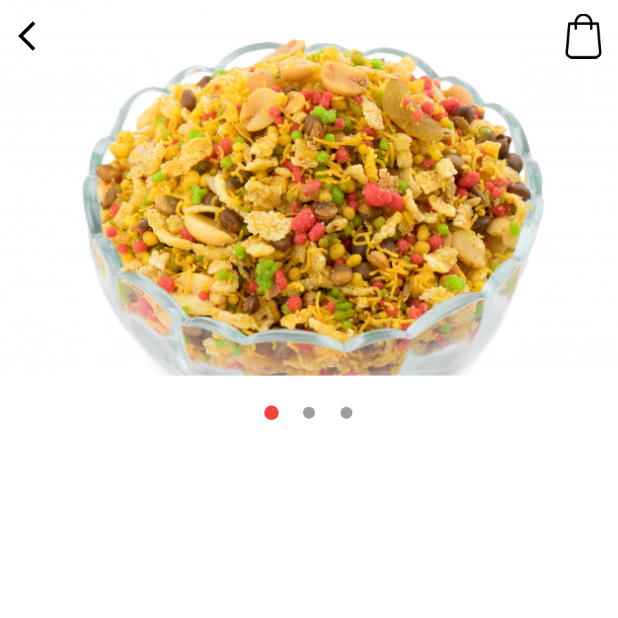
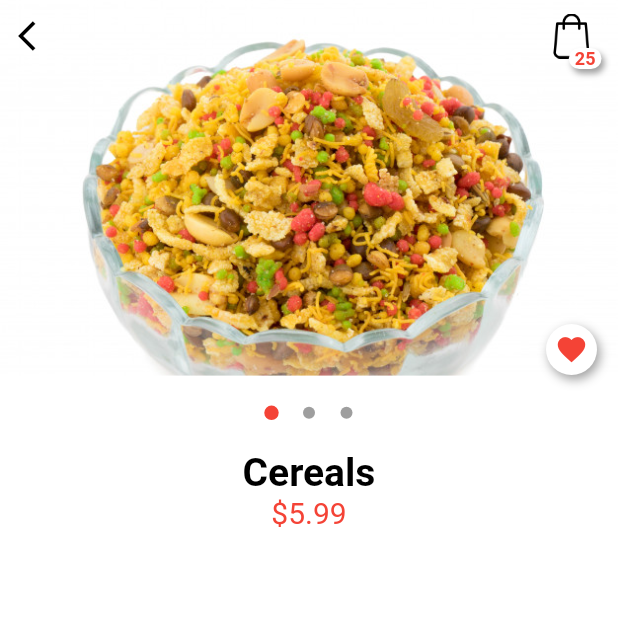
Before and after one commit to vedarths/chatapps, a Flutter app: the Details screen opened directly with sample values from the repository, on a phone screen of 412 x 824 dp, the top half of it. Run offline on Flutter 3.47's test engine with Material 2 defaults, Android fonts, the phone set to English and light mode, and no system bars; Roboto replaces fonts that are missing (Monteserrat); project files that could hold a hidden picture were left out.

Commit message:
add details screen with product name and price

```diff
--- a/lib/src/screens/details.dart
+++ b/lib/src/screens/details.dart
@@ -1,6 +1,8 @@
 import 'package:carousel_pro/carousel_pro.dart';
 import 'package:chatapps/src/models/products.dart';
 import 'package:chatapps/src/helpers/commons.dart';
+import 'package:chatapps/src/widgets/small_floating_button.dart';
+import 'package:chatapps/src/widgets/title.dart';
 import 'package:flutter/material.dart';
 
 class Details extends StatefulWidget {
@@ -39,15 +41,87 @@ class _DetailsState extends State<Details> {
                     Row(
                       mainAxisAlignment: MainAxisAlignment.spaceBetween,
                       children: [
-                        IconButton(icon: Icon(Icons.arrow_back_ios, color: Colors.black,), onPressed: () {Navigator.pop(context);}),
+                        IconButton(
+                            icon: Icon(
+                              Icons.arrow_back_ios,
+                              color: Colors.black,
+                            ),
+                            onPressed: () {
+                              Navigator.pop(context);
+                            }),
                         Padding(
-                          padding: const EdgeInsets.all(8.0),
-                          child: Image.asset('images/shopping-bag.png', height: 30, width: 30,),
+                          padding: const EdgeInsets.only(right:8.0),
+                          child: Stack(
+                            children: <Widget>[
+                              Padding(
+                                padding: const EdgeInsets.all(8.0),
+                                child: Stack(
+                                  children: <Widget>[
+                                    Image.asset(
+                                      'images/shopping-bag.png',
+                                      height: 30,
+                                      width: 30,
+                                    ),
+                                  ],
+                                ),
+                              ),
+                              Positioned(
+                                right: 3,
+                                bottom: 1,
+                                child: Container(
+                                    decoration: BoxDecoration(
+                                        color: WHITE,
+                                        borderRadius: BorderRadius.circular(10),
+                                        boxShadow: [
+                                          BoxShadow(
+                                              color: GREY,
+                                              offset: Offset(2, 3),
+                                              blurRadius: 3
+                                          )
+                                        ]),
+                                    child: Padding(
+                                      padding: const EdgeInsets.only(left:4, right: 4),
+                                      child: CustomText(
+                                        text: '25',
+                                        color: RED,
+                                        size: 12,
+                                        weight: FontWeight.bold,
+                                      ),
+                                    )),
+                              )
+                            ],
+                          ),
                         )
                       ],
-                    )
+                    ),
+                    Positioned(
+                      right: 14,
+                      bottom: 50,
+                      child: Container(
+                          decoration: BoxDecoration(
+                              color: WHITE,
+                              borderRadius: BorderRadius.circular(20),
+                              boxShadow: [
+                                BoxShadow(
+                                    color: GREY,
+                                    offset: Offset(2, 3),
+                                    blurRadius: 5
+                                )
+                              ]),
+                          child: Padding(
+                            padding: const EdgeInsets.all(6),
+                            child: Icon(
+                              Icons.favorite,
+                              size: 22,
+                              color: RED,
+                            ),
+                          ))
+                    ),
                   ],
-                )),
+                )
+            ),
+            CustomText(text: widget.product.name, size: 26, weight: FontWeight.bold,),
+            CustomText(text: "\$" + widget.product.price.toString(), size: 20, weight: FontWeight.w400,color: RED,)
           ],
         ),
       ),
```
